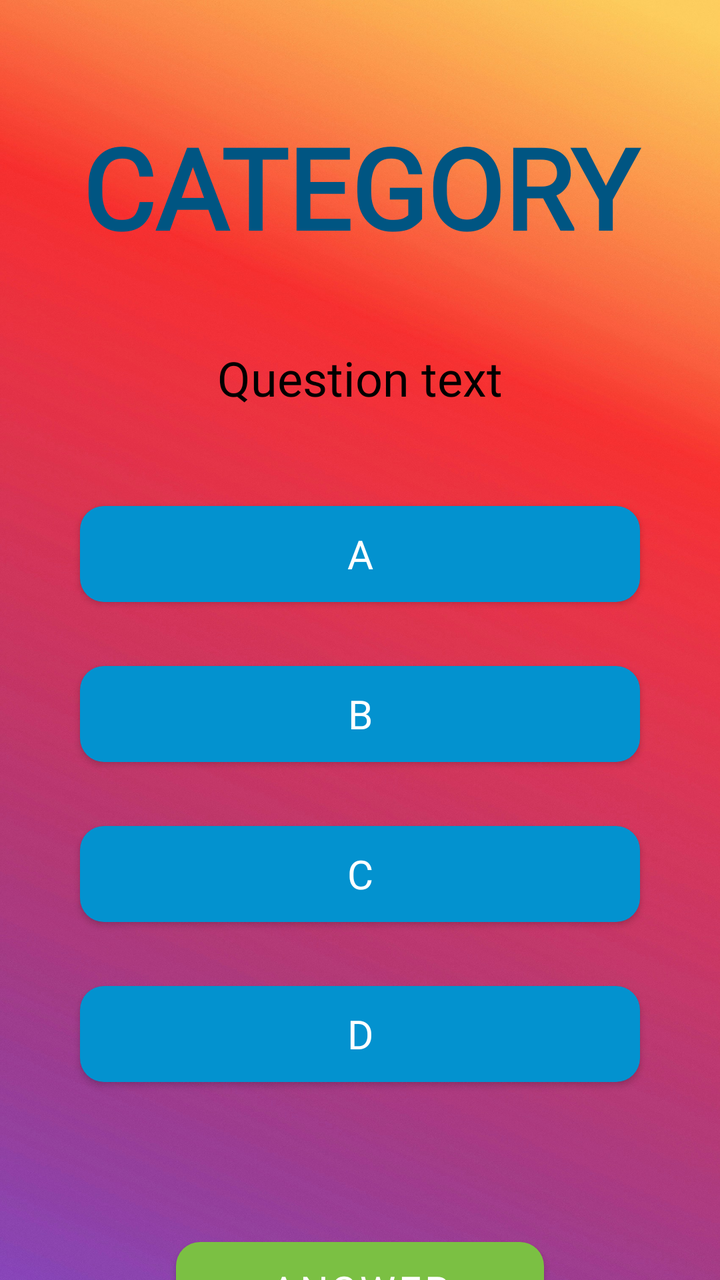
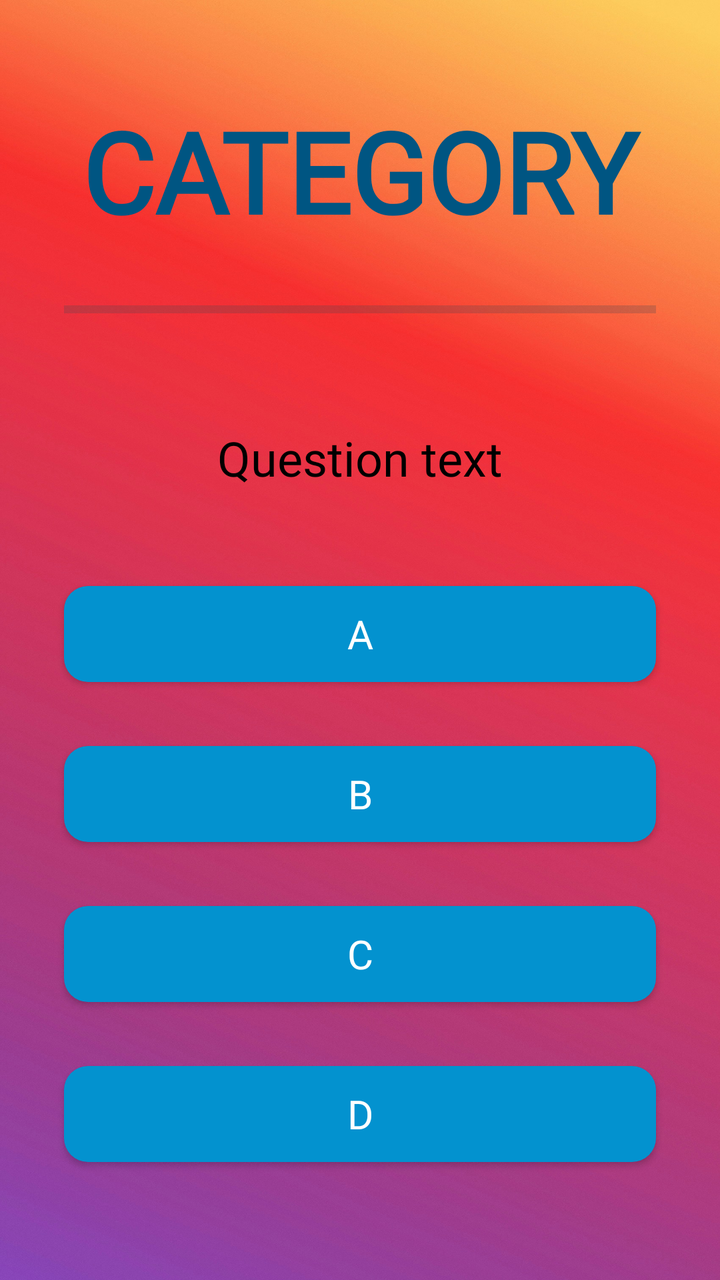

Compare the two renders of this Android layout. The source of the first and the diff that turns it into the second are given below.
<!-- AndroidManifest.xml: application theme Theme.Quizzer -->
<!-- res/layout/activity_quiz.xml -->
<?xml version="1.0" encoding="utf-8"?>
<androidx.constraintlayout.widget.ConstraintLayout xmlns:android="http://schemas.android.com/apk/res/android"
    xmlns:app="http://schemas.android.com/apk/res-auto"
    xmlns:tools="http://schemas.android.com/tools"
    android:id="@+id/quiz"
    android:layout_width="match_parent"
    android:layout_height="match_parent"
    android:background="@drawable/background"
    android:paddingTop="56dp"
    android:paddingHorizontal="24dp"
    tools:context=".activities.QuizActivity">

    <TextView
        android:id="@+id/category_text"
        android:layout_width="match_parent"
        android:layout_height="wrap_content"
        android:fontFamily="@font/retro"
        android:text="CATEGORY"
        android:textAlignment="center"
        android:textColor="@color/dark_blue"
        android:textSize="56sp"
        android:textStyle="bold"
        app:layout_constraintEnd_toEndOf="parent"
        app:layout_constraintStart_toStartOf="parent"
        app:layout_constraintTop_toTopOf="parent" />


    <TextView
        android:id="@+id/questionTv"
        android:layout_width="match_parent"
        android:layout_height="wrap_content"
        android:layout_marginTop="42dp"
        android:text="Question text"
        android:textAlignment="center"
        android:textColor="#000000"
        android:textSize="24sp"
        android:fontFamily="@font/baskerville"
        app:layout_constraintTop_toBottomOf="@id/category_text" />

    <LinearLayout
        android:id="@+id/answers_container"
        android:layout_width="match_parent"
        android:layout_height="wrap_content"
        android:layout_marginTop="32dp"
        android:orientation="vertical"
        app:layout_constraintTop_toBottomOf="@id/questionTv">

        <androidx.appcompat.widget.AppCompatButton
            android:id="@+id/answerA"
            style="@style/QuizAnswerButton"
            android:layout_width="match_parent"
            android:layout_height="wrap_content"
            android:text="A"/>

        <androidx.appcompat.widget.AppCompatButton
            android:id="@+id/answerB"
            android:layout_width="match_parent"
            android:layout_height="wrap_content"
            style="@style/QuizAnswerButton"
            android:text="B"/>

        <androidx.appcompat.widget.AppCompatButton
            android:id="@+id/answerC"
            android:layout_width="match_parent"
            android:layout_height="wrap_content"
            style="@style/QuizAnswerButton"
            android:text="C"/>

        <androidx.appcompat.widget.AppCompatButton
            android:id="@+id/answerD"
            android:layout_width="match_parent"
            android:layout_height="wrap_content"
            style="@style/QuizAnswerButton"
            android:text="D"/>


        <androidx.appcompat.widget.AppCompatButton
            android:id="@+id/confirmAnswerBtn"
            android:layout_width="match_parent"
            android:layout_height="match_parent"
            android:layout_margin="64dp"
            android:backgroundTint="@color/light_green"
            android:text="ANSWER"
            style="@style/ConfirmAnswerButton" />

    </LinearLayout>


</androidx.constraintlayout.widget.ConstraintLayout>
<!-- resources referenced by this layout -->
<resources>
  <color name="dark_blue">#005582</color>
  <color name="light_green">#7bc043</color>
  <!-- drawable background: jpg bitmap (drawable, 551758 bytes) -->
  <style name="ConfirmAnswerButton" parent="Widget.MaterialComponents.Button">
          <item name="android:layout_width">match_parent</item>
          <item name="android:layout_height">64dp</item>
          <item name="android:layout_margin">8dp</item>
          <item name="android:background">@drawable/btn_rounded</item>
          <item name="backgroundTint">@null</item>
          <item name="android:textColor">@color/white</item>
          <item name="android:textSize">20sp</item>
          <item name="android:fontFamily">@font/boom</item>
          <item name="android:radius">20dp</item>
      </style>
  <style name="QuizAnswerButton" parent="Widget.MaterialComponents.Button">
          <item name="android:layout_width">match_parent</item>
          <item name="android:layout_height">64dp</item>
          <item name="android:layout_margin">16dp</item>
          <item name="android:background">@drawable/btn_rounded</item>
          <item name="backgroundTint">@null</item>
          <item name="android:textColor">@color/white</item>
          <item name="android:textSize">20sp</item>
          <item name="android:fontFamily">@font/boom</item>
          <item name="android:radius">20dp</item>
      </style>
  <style name="Theme.Quizzer" parent="Base.Theme.Quizzer" />
  <!-- drawable btn_rounded (drawable) -->
  <?xml version="1.0" encoding="utf-8"?>
  <shape xmlns:android="http://schemas.android.com/apk/res/android"
      android:shape="rectangle">
      <solid android:color="@color/light_blue" />
      <corners android:radius="12dp" />
  </shape>
  <color name="white">#FFFFFFFF</color>
  <style name="Base.Theme.Quizzer" parent="Theme.Material3.DayNight.NoActionBar">
          
          
      </style>
  <color name="light_blue">#0392cf</color>
</resources>

<!-- the commit's change to res/layout/activity_quiz.xml (unified diff, before → after) -->
@@ -6,8 +6,7 @@
     android:layout_width="match_parent"
     android:layout_height="match_parent"
     android:background="@drawable/background"
-    android:paddingTop="56dp"
-    android:paddingHorizontal="24dp"
+    android:padding="16dp"
     tools:context=".activities.QuizActivity">
 
     <TextView
@@ -18,11 +17,26 @@
         android:text="CATEGORY"
         android:textAlignment="center"
         android:textColor="@color/dark_blue"
+        android:paddingTop="32dp"
         android:textSize="56sp"
         android:textStyle="bold"
         app:layout_constraintEnd_toEndOf="parent"
         app:layout_constraintStart_toStartOf="parent"
         app:layout_constraintTop_toTopOf="parent" />
+
+    <ProgressBar
+        android:id="@+id/quizProgress"
+        android:layout_width="match_parent"
+        style="@style/Widget.AppCompat.ProgressBar.Horizontal"
+        android:progress="0"
+        android:max="10"
+        android:layout_height="32dp"
+        android:layout_margin="16dp"
+        android:backgroundTint="@color/white"
+        android:progressTint="@color/dark_blue"
+        app:layout_constraintEnd_toEndOf="parent"
+        app:layout_constraintStart_toStartOf="parent"
+        app:layout_constraintTop_toBottomOf="@id/category_text" />
 
 
     <TextView
@@ -35,53 +49,43 @@
         android:textColor="#000000"
         android:textSize="24sp"
         android:fontFamily="@font/baskerville"
-        app:layout_constraintTop_toBottomOf="@id/category_text" />
+        app:layout_constraintTop_toBottomOf="@id/quizProgress" />
 
     <LinearLayout
-        android:id="@+id/answers_container"
         android:layout_width="match_parent"
         android:layout_height="wrap_content"
         android:layout_marginTop="32dp"
         android:orientation="vertical"
-        app:layout_constraintTop_toBottomOf="@id/questionTv">
+        app:layout_constraintTop_toBottomOf="@id/questionTv"
+        tools:layout_editor_absoluteX="24dp">
 
         <androidx.appcompat.widget.AppCompatButton
             android:id="@+id/answerA"
             style="@style/QuizAnswerButton"
             android:layout_width="match_parent"
             android:layout_height="wrap_content"
-            android:text="A"/>
+            android:text="A" />
 
         <androidx.appcompat.widget.AppCompatButton
             android:id="@+id/answerB"
+            style="@style/QuizAnswerButton"
             android:layout_width="match_parent"
             android:layout_height="wrap_content"
-            style="@style/QuizAnswerButton"
-            android:text="B"/>
+            android:text="B" />
 
         <androidx.appcompat.widget.AppCompatButton
             android:id="@+id/answerC"
+            style="@style/QuizAnswerButton"
             android:layout_width="match_parent"
             android:layout_height="wrap_content"
-            style="@style/QuizAnswerButton"
-            android:text="C"/>
+            android:text="C" />
 
         <androidx.appcompat.widget.AppCompatButton
             android:id="@+id/answerD"
+            style="@style/QuizAnswerButton"
             android:layout_width="match_parent"
             android:layout_height="wrap_content"
-            style="@style/QuizAnswerButton"
-            android:text="D"/>
-
-
-        <androidx.appcompat.widget.AppCompatButton
-            android:id="@+id/confirmAnswerBtn"
-            android:layout_width="match_parent"
-            android:layout_height="match_parent"
-            android:layout_margin="64dp"
-            android:backgroundTint="@color/light_green"
-            android:text="ANSWER"
-            style="@style/ConfirmAnswerButton" />
+            android:text="D" />
 
     </LinearLayout>
 
<!-- resource entries referenced after the edit -->
@@ -1,19 +1,7 @@
 <!-- resources referenced by this layout -->
 <resources>
   <color name="dark_blue">#005582</color>
-  <color name="light_green">#7bc043</color>
   <!-- drawable background: jpg bitmap (drawable, 551758 bytes) -->
-  <style name="ConfirmAnswerButton" parent="Widget.MaterialComponents.Button">
-          <item name="android:layout_width">match_parent</item>
-          <item name="android:layout_height">64dp</item>
-          <item name="android:layout_margin">8dp</item>
-          <item name="android:background">@drawable/btn_rounded</item>
-          <item name="backgroundTint">@null</item>
-          <item name="android:textColor">@color/white</item>
-          <item name="android:textSize">20sp</item>
-          <item name="android:fontFamily">@font/boom</item>
-          <item name="android:radius">20dp</item>
-      </style>
   <style name="QuizAnswerButton" parent="Widget.MaterialComponents.Button">
           <item name="android:layout_width">match_parent</item>
           <item name="android:layout_height">64dp</item>
